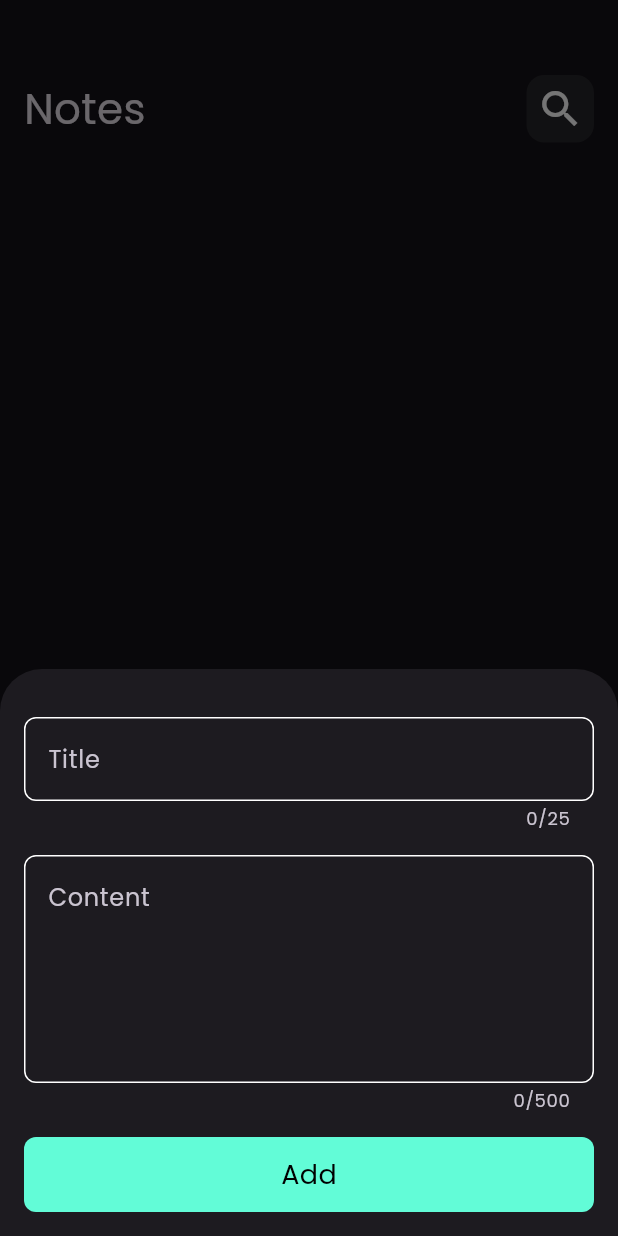
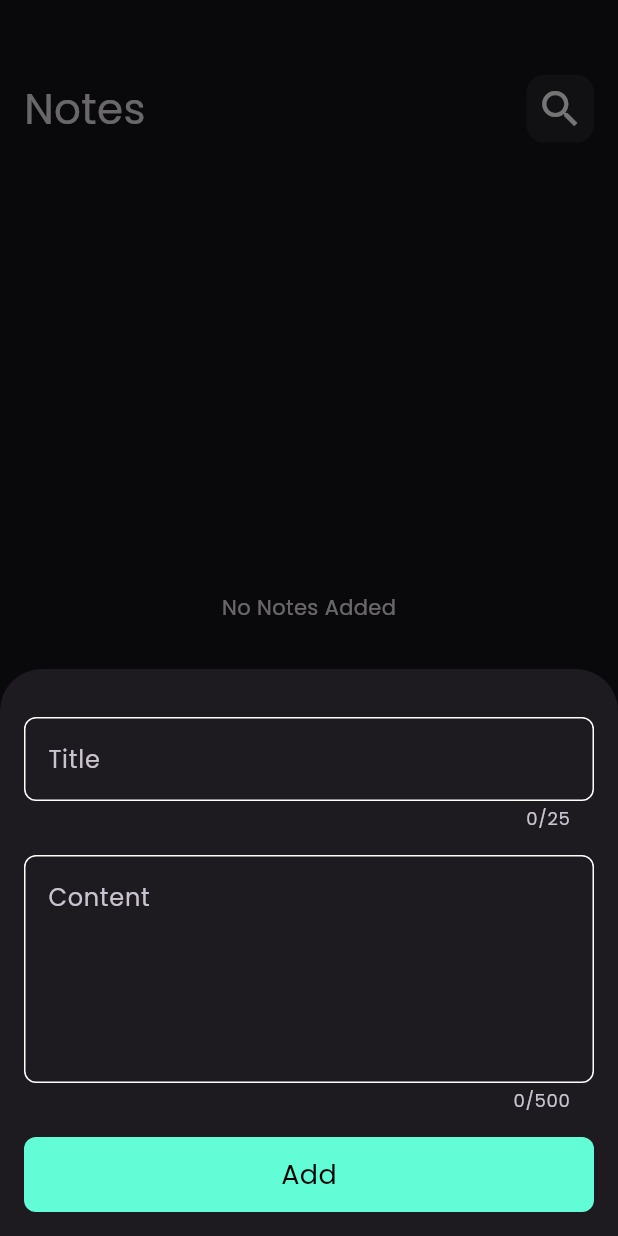
Before and after one commit to youssefAbooooo/notes_app, a Flutter app: the screen it shows after launch, after a tap on the "add" icon, on a phone screen of 412 x 824 dp. Run offline on Flutter 3.47's test engine with Material 3 defaults, Android fonts, the phone set to English and light mode, and no system bars; our stand-ins replace bloc, flutter_bloc, font_awesome_flutter, hive, hive_flutter; accounts and stored records are empty.

Commit message:
adding Notes Empty State(not in the course).

```diff
--- a/lib/cubits/notes/notes_cubit.dart
+++ b/lib/cubits/notes/notes_cubit.dart
@@ -7,12 +7,16 @@ import 'package:notes_app/models/note_model.dart';
 part 'notes_state.dart';
 
 class NotesCubit extends Cubit<NotesState> {
-  NotesCubit() : super(NotesInitial());
+  NotesCubit() : super(NotesInitialState());
 
   List<NoteModel>? notesList;
 
   getNotes() {
     notesList = Hive.box<NoteModel>(kNotesBox).values.toList();
-    emit(NotesSuccess());
+    if (notesList == null || notesList!.isEmpty) {
+      emit(NotesEmptyState());
+    } else {
+      emit(NotesSuccessState());
+    }
   }
 }
--- a/lib/cubits/notes/notes_state.dart
+++ b/lib/cubits/notes/notes_state.dart
@@ -3,6 +3,8 @@ part of 'notes_cubit.dart';
 @immutable
 sealed class NotesState {}
 
-final class NotesInitial extends NotesState {}
+final class NotesInitialState extends NotesState {}
 
-final class NotesSuccess extends NotesState {}
+final class NotesSuccessState extends NotesState {}
+
+final class NotesEmptyState extends NotesState {}
--- a/lib/views/widgets/notes_list_view.dart
+++ b/lib/views/widgets/notes_list_view.dart
@@ -14,6 +14,7 @@ class NotesListView extends StatelessWidget {
         builder: (context, state) {
           List<NoteModel> notes =
               BlocProvider.of<NotesCubit>(context).notesList!;
+          if (state is NotesSuccessState) {
             return Padding(
               padding: const EdgeInsets.symmetric(vertical: 16.0),
               child: ListView.builder(
@@ -27,6 +28,18 @@ class NotesListView extends StatelessWidget {
                 },
               ),
             );
+          } else {
+            return Column(
+              children: [
+                SizedBox(height: 300),
+                Center(
+                  child: Text(
+                    'No Notes Added',
+                  ),
+                )
+              ],
+            );
+          }
         },
       ),
     );
```
Lines whose indentation alone changed are shown as unchanged.
